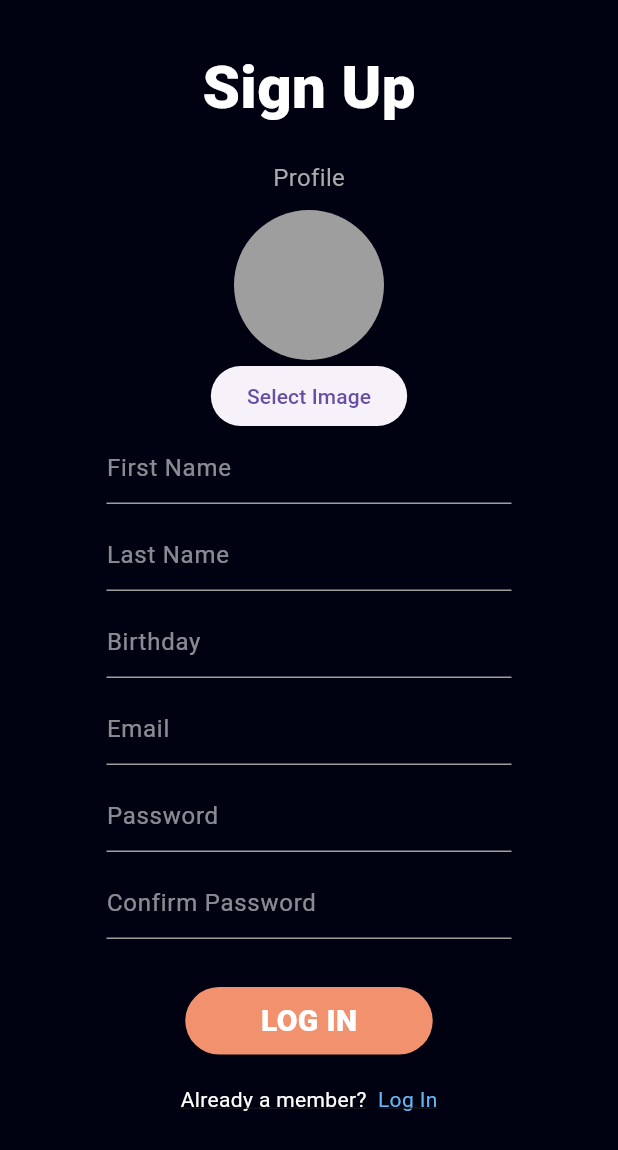
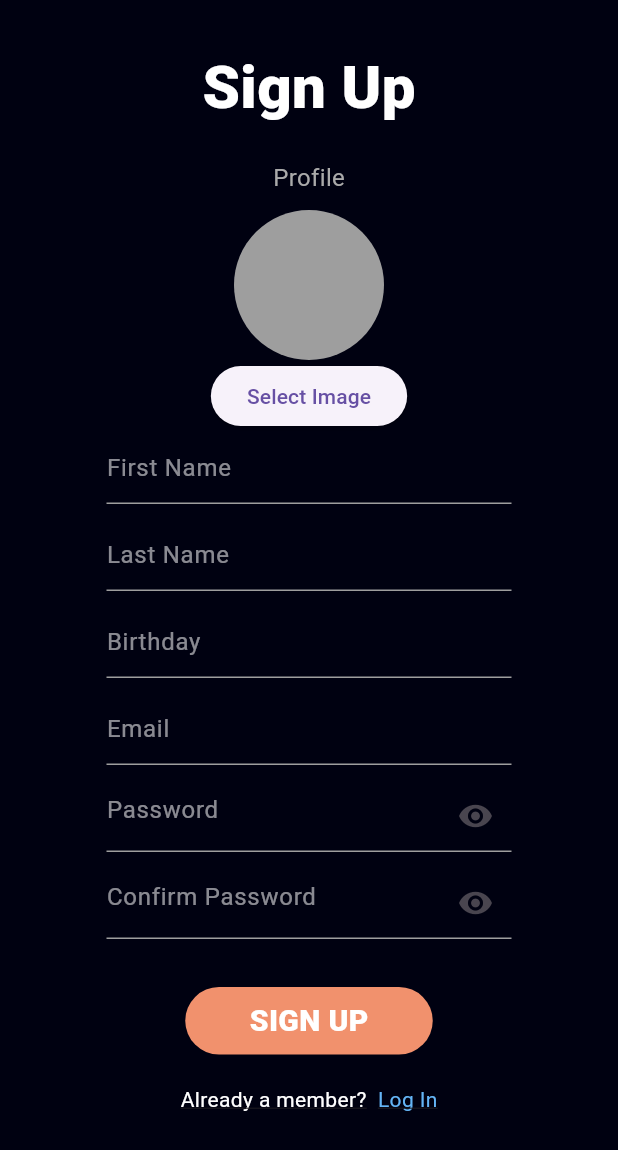
Before and after one commit to JaimeLucero/Spendee, a Flutter app: the screen it shows after launch, after a tap on "Sign Up", on a phone screen of 412 x 824 dp. Shown: the top 1150 px of the screen. Run offline on Flutter 3.47's test engine with Material 3 defaults, Android fonts, the phone set to English and light mode, and no system bars; our stand-ins replace firebase_auth, firebase_core, image_picker; accounts and stored records are empty; network calls fail.

Commit message:
catching input errors for login page

```diff
--- a/lib/Pages/home_page.dart
+++ b/lib/Pages/home_page.dart
@@ -1,5 +1,4 @@
 import 'package:firebase_auth/firebase_auth.dart';
-import 'package:flutter/foundation.dart';
 import 'package:flutter/material.dart';
 import 'package:flutter/widgets.dart';
 
--- a/lib/Pages/login_page.dart
+++ b/lib/Pages/login_page.dart
@@ -13,22 +13,29 @@ class LoginPage extends StatefulWidget {
 class _LoginPageState extends State<LoginPage> {
   bool _obscureText = true;
   final _emailController = TextEditingController();
+  bool _isEmailValid = true;
   final _passwordController = TextEditingController();
+  bool _isPasswordValid = true;
 
-  void showErrorMessage(String message) {
-    showDialog(
-        context: context,
-        builder: (context) {
-          return AlertDialog(
-            backgroundColor: Colors.deepPurple,
-            title: Center(
-                child: Text(
+  @override
+  void dispose() {
+    _emailController.dispose();
+    _passwordController.dispose();
+    super.dispose();
+  }
+
+  void showErrorMessage(BuildContext context, String message) {
+    ScaffoldMessenger.of(context).showSnackBar(
+      SnackBar(
+        content: Text(
           message,
-              style: const TextStyle(color: Colors.white),
-            )),
+          style: TextStyle(color: Colors.white),
+        ),
+        duration: Duration(seconds: 2), // Adjust duration as needed
+      ),
     );
-        });
   }
+
 
   void signInUser() async {
     //display loading circle
@@ -51,8 +58,26 @@ class _LoginPageState extends State<LoginPage> {
       //stop loaading circle
       Navigator.pop(context);
       //show error if sign up fail
-      showErrorMessage(e.code);
+      showErrorMessage(context, e.code);
     }
+  }
+
+  void _validateEmail(String email) {
+    final RegExp emailRegex = RegExp(
+      r'^[\w-\.]+@([\w-]+\.)+[\w-]{2,4}$',
+      caseSensitive: false,
+      multiLine: false,
+    );
+
+    setState(() {
+      _isEmailValid = emailRegex.hasMatch(email);
+    });
+  }
+
+  void _validatePassword(String password) {
+    setState(() {
+      _isPasswordValid = password.length >= 8;
+    });
   }
 
   @override
@@ -60,11 +85,11 @@ class _LoginPageState extends State<LoginPage> {
     return Scaffold(
       body: Center(
         child: Container(
-          color: Color(0xff000111),
+          color: const Color(0xff000111),
           height: MediaQuery.of(context).size.height,
           child: SingleChildScrollView(
             child: Padding(
-              padding: const EdgeInsets.only(top: 100),
+              padding: const EdgeInsets.only(top: 70),
               child: Column(
                 mainAxisAlignment: MainAxisAlignment.center,
                 children: [
@@ -89,40 +114,46 @@ class _LoginPageState extends State<LoginPage> {
                   ),
                   SizedBox(
                     width: 270,
-                    height: 45,
-                    child: TextField(
+                    height: 175, // Specify a common height for both input fields
+                    child: Column(
+                      mainAxisSize: MainAxisSize.min,
+                      crossAxisAlignment: CrossAxisAlignment.start,
+                      children: [
+                        TextField(
                           controller: _emailController,
+                          onChanged: _validateEmail,
                           style: const TextStyle(
                             color: Colors.white,
                           ),
-                      decoration: const InputDecoration(
+                          decoration: InputDecoration(
                             hintText: 'Email',
-                        hintStyle: TextStyle(
+                            hintStyle: const TextStyle(
                               color: Colors.white54,
                             ),
                             filled: true,
-                        fillColor: Color(0x50473E66),
-                        border: OutlineInputBorder(
-                          borderRadius: BorderRadius.all(Radius.circular(50)),
+                            fillColor: const Color(0x50473E66),
+                            border: const OutlineInputBorder(
+                              borderRadius:
+                                  BorderRadius.all(Radius.circular(50)),
                               borderSide: BorderSide.none,
                             ),
-                        contentPadding:
-                            EdgeInsets.symmetric(vertical: 8.0, horizontal: 10),
-                        prefixIcon: Image(
-                            image: AssetImage(
-                                'assets/head_icon.png')), // Adjust vertical padding
+                            contentPadding: const EdgeInsets.symmetric(
+                                vertical: 8.0, horizontal: 10),
+                            prefixIcon: const Image(
+                              image: AssetImage('assets/head_icon.png'),
                             ),
+                            errorText:
+                                _isEmailValid ? null : 'Invalid email format',
+                            errorStyle: const TextStyle(fontSize: 10),
                           ),
                         ),
                         const SizedBox(
-                    height: 20,
-                  ),
-                  SizedBox(
-                    width: 270,
-                    height: 45,
-                    child: TextField(
+                            height:
+                                15), // Add some vertical space for the error message
+                        TextField(
                           controller: _passwordController,
                           obscureText: _obscureText,
+                          onChanged: _validatePassword,
                           style: const TextStyle(
                             color: Colors.white,
                           ),
@@ -134,13 +165,15 @@ class _LoginPageState extends State<LoginPage> {
                             filled: true,
                             fillColor: const Color(0x50473E66),
                             border: const OutlineInputBorder(
-                          borderRadius: BorderRadius.all(Radius.circular(50)),
+                              borderRadius:
+                                  BorderRadius.all(Radius.circular(50)),
                               borderSide: BorderSide.none,
                             ),
                             contentPadding: const EdgeInsets.symmetric(
                                 vertical: 8.0, horizontal: 10),
                             prefixIcon: const Image(
-                            image: AssetImage('assets/lock_icon.png')),
+                              image: AssetImage('assets/lock_icon.png'),
+                            ),
                             suffixIcon: IconButton(
                               icon: Icon(
                                 _obscureText
@@ -151,8 +184,15 @@ class _LoginPageState extends State<LoginPage> {
                                 setState(() {
                                   _obscureText = !_obscureText;
                                 });
-                            }),
+                              },
                             ),
+                            errorText: _isPasswordValid
+                                ? null
+                                : 'Password must be 8 or more characters',
+                            errorStyle: const TextStyle(fontSize: 10),
+                          ),
+                        ),
+                      ],
                     ),
                   ),
                   const SizedBox(
--- a/lib/Pages/signup_page.dart
+++ b/lib/Pages/signup_page.dart
@@ -16,6 +16,8 @@ class _SignupPageState extends State<SignupPage> {
   final _emailController = TextEditingController();
   final _passwordController = TextEditingController();
   final _passwordConfirmController = TextEditingController();
+  bool _obscurePass = true;
+  bool _obscureConfirmPass = true;
 
   //Image picker for user's profile picture
   File? image;
@@ -29,6 +31,44 @@ class _SignupPageState extends State<SignupPage> {
       print('Image select fail.');
     }
   }
+
+
+  //user sign up method
+  void signUpUser() async {
+  // Check if passwords match
+  if (_passwordController.text == _passwordConfirmController.text) {
+    // Passwords match, proceed with sign-up
+    try {
+      // Display loading circle
+      showDialog(
+        context: context,
+        barrierDismissible: false,
+        builder: (context) {
+          return const Center(
+            child: CircularProgressIndicator(),
+          );
+        },
+      );
+
+      // Create user with email and password
+      await FirebaseAuth.instance.createUserWithEmailAndPassword(
+        email: _emailController.text.trim(),
+        password: _passwordController.text.trim(),
+      );
+
+      // Dismiss loading circle
+      Navigator.pop(context);
+    } on FirebaseAuthException catch (e) {
+      // Error occurred during sign-up, show error message
+      Navigator.pop(context); // Dismiss loading circle
+      showErrorMessage(e.code);
+    }
+  } else {
+    // Passwords don't match, show error message
+    showErrorMessage("Password does not match!");
+  }
+}
+
 
     void showErrorMessage(String message) {
     showDialog(
@@ -45,35 +85,6 @@ class _SignupPageState extends State<SignupPage> {
         });
   }
 
-  //user sign up method
-  void signUpUser() async {
-    //display loading circle
-    showDialog(
-        context: context,
-        builder: (context) {
-          return const Center(
-            child: CircularProgressIndicator(),
-          );
-        });
-
-    //try creating user
-    try {
-      if (_passwordController == _passwordConfirmController) {
-        await FirebaseAuth.instance.createUserWithEmailAndPassword(
-            email: _emailController.text.trim(),
-            password: _passwordController.text.trim());
-      } else {
-        showErrorMessage("Password does not match!");
-      }
-      //stop loading circle
-      Navigator.pop(context);
-    } on FirebaseAuthException catch (e) {
-      //stop loaading circle
-      Navigator.pop(context);
-      //show error if sign up fail
-      showErrorMessage(e.code);
-    }
-  }
 
   @override
   Widget build(BuildContext context) {
@@ -180,21 +191,48 @@ class _SignupPageState extends State<SignupPage> {
                         TextField(
                           style: const TextStyle(color: Colors.white),
                           controller: _passwordController,
-                          decoration: const InputDecoration(
+                          obscureText: _obscurePass,
+                          decoration: InputDecoration(
+                            suffixIcon: IconButton(
+                                icon: Icon(
+                                  _obscurePass
+                                      ? Icons.visibility
+                                      : Icons.visibility_off,
+                                ),
+                                onPressed: () {
+                                  setState(() {
+                                    _obscurePass = !_obscurePass;
+                                  });
+                                }),
                             hintText: 'Password',
-                              hintStyle: TextStyle(color: Colors.white54),
-                              enabledBorder: UnderlineInputBorder(
-                                  borderSide: BorderSide(color: Colors.grey))),
+                            hintStyle: const TextStyle(color: Colors.white54),
+                            enabledBorder: const UnderlineInputBorder(
+                                borderSide: BorderSide(color: Colors.grey)),
+                          ),
                         ),
                         const SizedBox(
                           height: 10,
                         ),
-                        const TextField(
-                          style: TextStyle(color: Colors.white),
+                        TextField(
+                          style: const TextStyle(color: Colors.white),
+                          controller: _passwordConfirmController,
+                          obscureText: _obscureConfirmPass,
                           decoration: InputDecoration(
+                              suffixIcon: IconButton(
+                                  icon: Icon(
+                                    _obscureConfirmPass
+                                        ? Icons.visibility
+                                        : Icons.visibility_off,
+                                  ),
+                                  onPressed: () {
+                                    setState(() {
+                                      _obscureConfirmPass =
+                                          !_obscureConfirmPass;
+                                    });
+                                  }),
                               hintText: 'Confirm Password',
-                              hintStyle: TextStyle(color: Colors.white54),
-                              enabledBorder: UnderlineInputBorder(
+                              hintStyle: const TextStyle(color: Colors.white54),
+                              enabledBorder: const UnderlineInputBorder(
                                   borderSide: BorderSide(color: Colors.grey))),
                         ),
                       ]),
@@ -203,7 +241,9 @@ class _SignupPageState extends State<SignupPage> {
                   const SizedBox(
                     height: 20,
                   ),
-                  Container(
+                  GestureDetector(
+                    onTap: signUpUser,
+                    child: Container(
                       width: 165,
                       height: 45,
                       decoration: BoxDecoration(
@@ -212,11 +252,12 @@ class _SignupPageState extends State<SignupPage> {
                       ),
                       child: const Center(
                         child: Text(
-                        "LOG IN",
+                          "SIGN UP",
                           style: TextStyle(
                             color: Colors.white,
                             fontSize: 20,
                             fontWeight: FontWeight.w900,
+                          ),
                         ),
                       ),
                     ),
--- a/lib/main.dart
+++ b/lib/main.dart
@@ -1,13 +1,12 @@
 import 'package:firebase_core/firebase_core.dart';
 import 'package:flutter/material.dart';
 import 'package:spendee/Auth/auth_page.dart';
-import 'package:spendee/Pages/login_page.dart';
 
 void main() async {
   WidgetsFlutterBinding.ensureInitialized();
   await Firebase.initializeApp();
 
-  runApp(MyApp());
+  runApp(const MyApp());
 }
 
 class MyApp extends StatelessWidget {
@@ -15,7 +14,7 @@ class MyApp extends StatelessWidget {
 
   @override
   Widget build(BuildContext context) {
-    return MaterialApp(
+    return const MaterialApp(
       home: AuthPage(),
     );
   }
```
Lines whose indentation alone changed are shown as unchanged.
